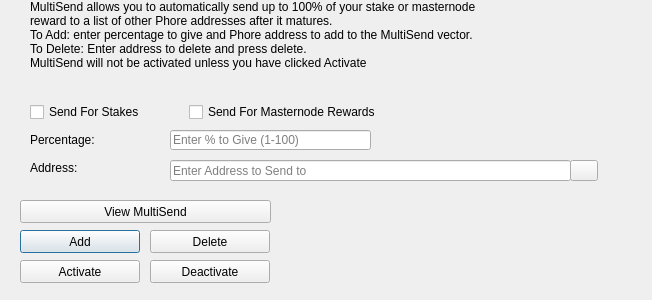
First picture: the form in src/qt/forms/multisenddialog.ui, repository curiumofficial/curium, before the edit.
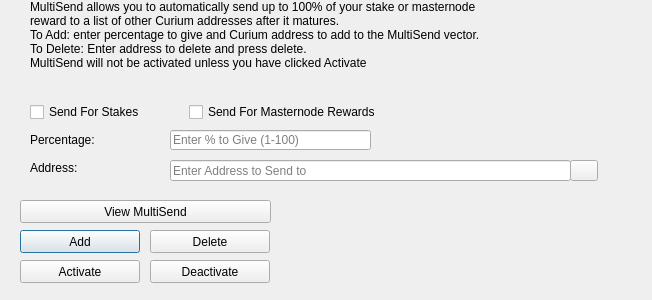
Second picture: the form after the edit. Icons and pictures are not drawn.

What changed in the file:
```diff
--- a/src/qt/forms/multisenddialog.ui
+++ b/src/qt/forms/multisenddialog.ui
@@ -61,8 +61,8 @@
     <number>1</number>
    </property>
    <property name="text">
-    <string>MultiSend allows you to automatically send up to 100% of your stake or masternode reward to a list of other Phore addresses after it matures.
-To Add: enter percentage to give and Phore address to add to the MultiSend vector.
+    <string>MultiSend allows you to automatically send up to 100% of your stake or masternode reward to a list of other Curium addresses after it matures.
+To Add: enter percentage to give and Curium address to add to the MultiSend vector.
 To Delete: Enter address to delete and press delete.
 MultiSend will not be activated unless you have clicked Activate</string>
    </property>
```
Left out of the diff: 4 changed lines with no effect on the pictures.
